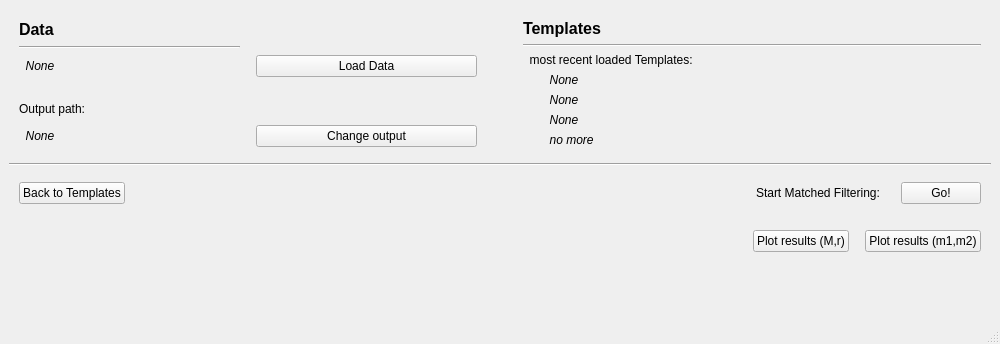
mdaamKIT/MatchedFilter, file data_screen.ui: the form before one commit.
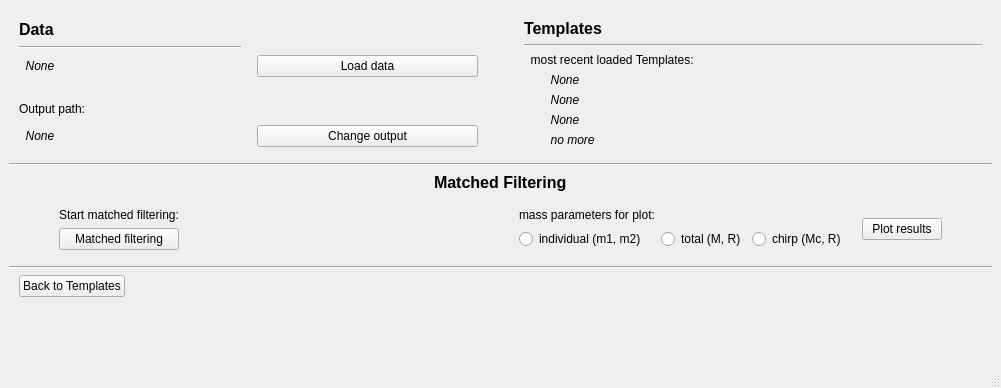
The form after the commit.

Commit message: added chirpmass as an option for template creation and plotting of results

Diff of the .ui file:
```diff
--- a/data_screen.ui
+++ b/data_screen.ui
@@ -6,8 +6,8 @@
    <rect>
     <x>0</x>
     <y>0</y>
-    <width>1000</width>
-    <height>344</height>
+    <width>1001</width>
+    <height>388</height>
    </rect>
   </property>
   <property name="windowTitle">
@@ -95,7 +95,7 @@
         <item row="2" column="2">
          <widget class="QPushButton" name="pushButton_loadData">
           <property name="text">
-           <string>Load Data</string>
+           <string>Load data</string>
           </property>
          </widget>
         </item>
@@ -249,28 +249,12 @@
      </widget>
     </item>
     <item>
-     <layout class="QHBoxLayout" name="horizontalLayout_Go">
-      <property name="leftMargin">
-       <number>10</number>
-      </property>
+     <layout class="QHBoxLayout" name="horizontalLayout_mfHead">
       <property name="topMargin">
-       <number>10</number>
+       <number>0</number>
       </property>
-      <property name="rightMargin">
-       <number>10</number>
-      </property>
-      <property name="bottomMargin">
-       <number>10</number>
-      </property>
       <item>
-       <widget class="QPushButton" name="pushButton_back">
-        <property name="text">
-         <string>Back to Templates</string>
-        </property>
-       </widget>
-      </item>
-      <item>
-       <spacer name="horizontalSpacer_GoLeft">
+       <spacer name="horizontalSpacer_mfHeadLeft">
         <property name="orientation">
          <enum>Qt::Horizontal</enum>
         </property>
@@ -283,9 +267,16 @@
        </spacer>
       </item>
       <item>
-       <widget class="QLabel" name="label_go">
+       <widget class="QLabel" name="label_mfHeading">
+        <property name="font">
+         <font>
+          <pointsize>12</pointsize>
+          <weight>75</weight>
+          <bold>true</bold>
+         </font>
+        </property>
         <property name="text">
-         <string>Start Matched Filtering:</string>
+         <string>Matched Filtering</string>
         </property>
        </widget>
       </item>
@@ -294,24 +285,14 @@
         <property name="orientation">
          <enum>Qt::Horizontal</enum>
         </property>
-        <property name="sizeType">
-         <enum>QSizePolicy::Fixed</enum>
-        </property>
         <property name="sizeHint" stdset="0">
          <size>
-          <width>15</width>
+          <width>40</width>
           <height>20</height>
          </size>
         </property>
        </spacer>
       </item>
-      <item>
-       <widget class="QPushButton" name="pushButton_go">
-        <property name="text">
-         <string>Go!</string>
-        </property>
-       </widget>
-      </item>
      </layout>
     </item>
     <item>
@@ -333,6 +314,9 @@
         <property name="orientation">
          <enum>Qt::Horizontal</enum>
         </property>
+        <property name="sizeType">
+         <enum>QSizePolicy::Fixed</enum>
+        </property>
         <property name="sizeHint" stdset="0">
          <size>
           <width>40</width>
@@ -342,11 +326,66 @@
        </spacer>
       </item>
       <item>
-       <widget class="QPushButton" name="pushButton_plot_Mr">
-        <property name="text">
-         <string>Plot results (M,r)</string>
+       <layout class="QGridLayout" name="gridLayout">
+        <property name="rightMargin">
+         <number>0</number>
         </property>
-       </widget>
+        <item row="2" column="4">
+         <widget class="QRadioButton" name="radioButton_MR">
+          <property name="text">
+           <string>total (M, R)</string>
+          </property>
+         </widget>
+        </item>
+        <item row="2" column="3">
+         <widget class="QRadioButton" name="radioButton_mm">
+          <property name="text">
+           <string>individual (m1, m2)</string>
+          </property>
+         </widget>
+        </item>
+        <item row="2" column="5">
+         <widget class="QRadioButton" name="radioButton_McR">
+          <property name="text">
+           <string>chirp (Mc, R)</string>
+          </property>
+         </widget>
+        </item>
+        <item row="0" column="3">
+         <widget class="QLabel" name="label_attribute">
+          <property name="text">
+           <string>mass parameters for plot:</string>
+          </property>
+         </widget>
+        </item>
+        <item row="2" column="2">
+         <spacer name="horizontalSpacer_plotvsback">
+          <property name="orientation">
+           <enum>Qt::Horizontal</enum>
+          </property>
+          <property name="sizeHint" stdset="0">
+           <size>
+            <width>40</width>
+            <height>20</height>
+           </size>
+          </property>
+         </spacer>
+        </item>
+        <item row="2" column="1">
+         <widget class="QPushButton" name="pushButton_go">
+          <property name="text">
+           <string>Matched filtering</string>
+          </property>
+         </widget>
+        </item>
+        <item row="0" column="1">
+         <widget class="QLabel" name="label_matchedfilter">
+          <property name="text">
+           <string>Start matched filtering:</string>
+          </property>
+         </widget>
+        </item>
+       </layout>
       </item>
       <item>
        <spacer name="horizontalSpacer_plotRight">
@@ -367,9 +406,62 @@
       <item>
        <widget class="QPushButton" name="pushButton_plot_m1m2">
         <property name="text">
-         <string>Plot results (m1,m2)</string>
+         <string>Plot results</string>
         </property>
        </widget>
+      </item>
+      <item>
+       <spacer name="horizontalSpacer_mfRight">
+        <property name="orientation">
+         <enum>Qt::Horizontal</enum>
+        </property>
+        <property name="sizeType">
+         <enum>QSizePolicy::Fixed</enum>
+        </property>
+        <property name="sizeHint" stdset="0">
+         <size>
+          <width>40</width>
+          <height>20</height>
+         </size>
+        </property>
+       </spacer>
+      </item>
+     </layout>
+    </item>
+    <item>
+     <widget class="Line" name="line">
+      <property name="orientation">
+       <enum>Qt::Horizontal</enum>
+      </property>
+     </widget>
+    </item>
+    <item>
+     <layout class="QHBoxLayout" name="horizontalLayout_Back">
+      <property name="leftMargin">
+       <number>10</number>
+      </property>
+      <property name="topMargin">
+       <number>0</number>
+      </property>
+      <item>
+       <widget class="QPushButton" name="pushButton_back">
+        <property name="text">
+         <string>Back to Templates</string>
+        </property>
+       </widget>
+      </item>
+      <item>
+       <spacer name="horizontalSpacer_back">
+        <property name="orientation">
+         <enum>Qt::Horizontal</enum>
+        </property>
+        <property name="sizeHint" stdset="0">
+         <size>
+          <width>40</width>
+          <height>20</height>
+         </size>
+        </property>
+       </spacer>
       </item>
      </layout>
     </item>
```
Left out of the diff: 10 changed lines with no effect on the pictures. The commit also changes 6 other files.
